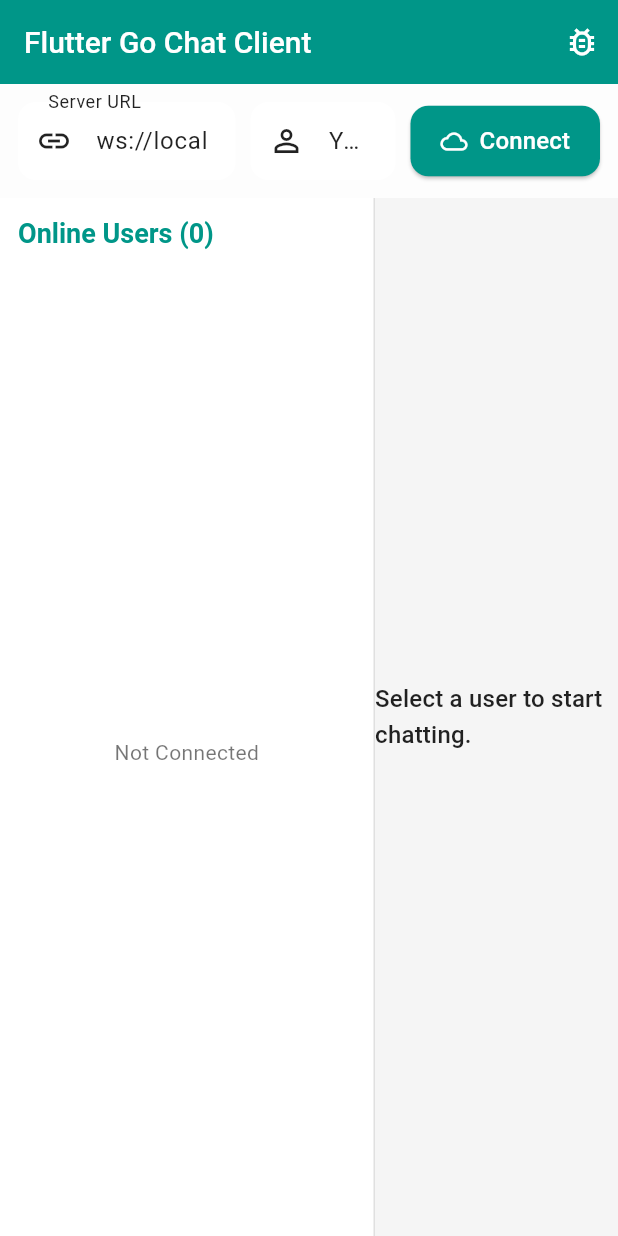
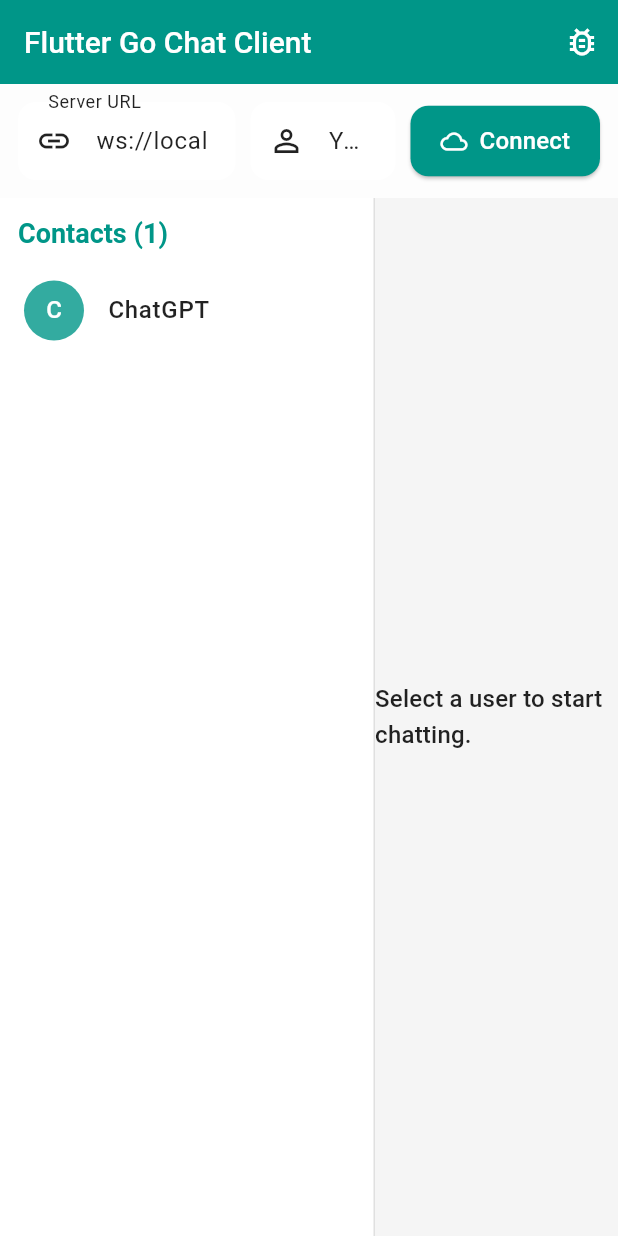
Before and after one commit to qq13456116532/ChatApplication, a Flutter app: the screen it shows after launch, on a phone screen of 412 x 824 dp. Run offline on Flutter 3.47's test engine with Material 3 defaults, Android fonts, the phone set to English and light mode, and no system bars; project files that could hold a hidden picture were left out.

Commit message:
feat: integrate ChatGPT in flutter app

```diff
--- a/flutter_chat_app/lib/screens/chat_screen.dart
+++ b/flutter_chat_app/lib/screens/chat_screen.dart
@@ -116,7 +116,7 @@ class _ChatScreenState extends State<ChatScreen> {
                       Padding(
                         padding: const EdgeInsets.all(12.0),
                         child: Text(
-                          'Online Users (${chatProvider.onlineUsers.length})',
+                          'Contacts (${chatProvider.availableUsers.length})',
                           style: theme.textTheme.titleLarge?.copyWith(
                             fontSize: 18,
                             color: theme.colorScheme.primary,
@@ -124,25 +124,13 @@ class _ChatScreenState extends State<ChatScreen> {
                         ),
                       ),
                       Expanded(
-                        child:
-                            chatProvider.isConnected &&
-                                chatProvider.onlineUsers.isNotEmpty
-                            ? ListView.builder(
-                                itemCount: chatProvider.onlineUsers.length,
-                                itemBuilder: (context, index) {
-                                  final userId =
-                                      chatProvider.onlineUsers[index];
-                                  return UserListTile(userId: userId);
-                                },
-                              )
-                            : Center(
-                                child: Text(
-                                  chatProvider.isConnected
-                                      ? 'No other users online'
-                                      : 'Not Connected',
-                                  style: theme.textTheme.bodyMedium,
-                                ),
-                              ),
+                        child: ListView.builder(
+                          itemCount: chatProvider.availableUsers.length,
+                          itemBuilder: (context, index) {
+                            final userId = chatProvider.availableUsers[index];
+                            return UserListTile(userId: userId);
+                          },
+                        ),
                       ),
                     ],
                   ),
@@ -179,7 +167,9 @@ class _ChatScreenState extends State<ChatScreen> {
                       ),
                       // Message input area
                       if (chatProvider.selectedChatUserId != null &&
-                          chatProvider.isConnected)
+                          (chatProvider.isConnected ||
+                              chatProvider.selectedChatUserId ==
+                                  chatProvider.chatGptUserId))
                         Padding(
                           padding: const EdgeInsets.all(10.0),
                           child: Row(
--- a/flutter_chat_app/pubspec.yaml
+++ b/flutter_chat_app/pubspec.yaml
@@ -32,6 +32,7 @@ dependencies:
     sdk: flutter
   provider: ^6.0.0             # 状态管理
   web_socket_channel: ^2.4.0   # WebSocket 通信
+  http: ^1.1.0                 # HTTP requests for ChatGPT
   # The following adds the Cupertino Icons font to your application.
   # Use with the CupertinoIcons class for iOS style icons.
   cupertino_icons: ^1.0.8
```
Also changed, not shown: flutter_chat_app/lib/providers/chat_provider.dart (+53 -8 lines), flutter_chat_app/lib/services/gpt_service.dart (added, +30 -0 lines).
